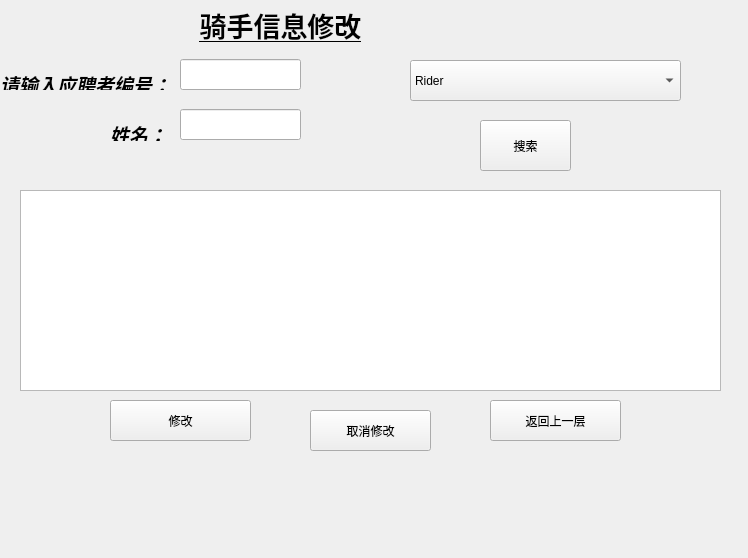
Old version of the form SQLDemo/modifyinfo.ui in the repository 1444052355/QtDemo.
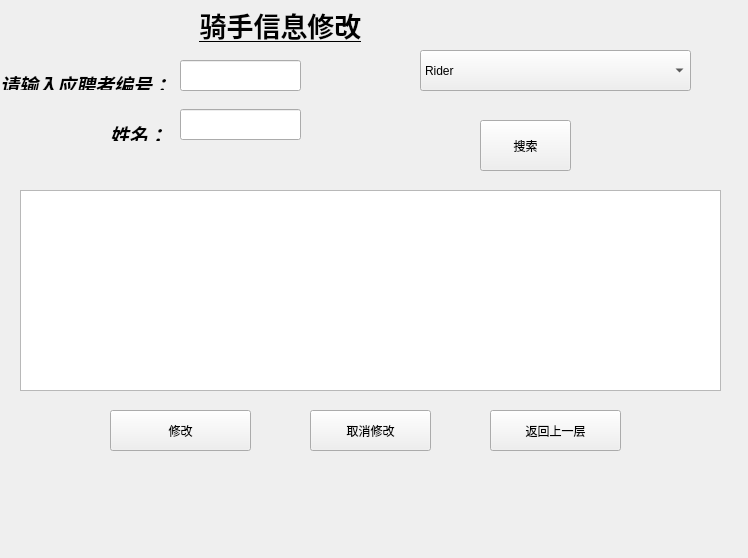
New version of the form. Icons and pictures are not drawn.

The edit to the form file:
```diff
--- a/SQLDemo/modifyinfo.ui
+++ b/SQLDemo/modifyinfo.ui
@@ -43,7 +43,7 @@
    <property name="geometry">
     <rect>
      <x>490</x>
-     <y>400</y>
+     <y>410</y>
      <width>131</width>
      <height>41</height>
     </rect>
@@ -59,7 +59,7 @@
    <property name="geometry">
     <rect>
      <x>110</x>
-     <y>400</y>
+     <y>410</y>
      <width>141</width>
      <height>41</height>
     </rect>
@@ -101,7 +101,7 @@
    <property name="geometry">
     <rect>
      <x>180</x>
-     <y>59</y>
+     <y>60</y>
      <width>121</width>
      <height>31</height>
     </rect>
@@ -120,8 +120,8 @@
   <widget class="QComboBox" name="TableBox">
    <property name="geometry">
     <rect>
-     <x>410</x>
-     <y>60</y>
+     <x>420</x>
+     <y>50</y>
      <width>271</width>
      <height>41</height>
     </rect>
```
